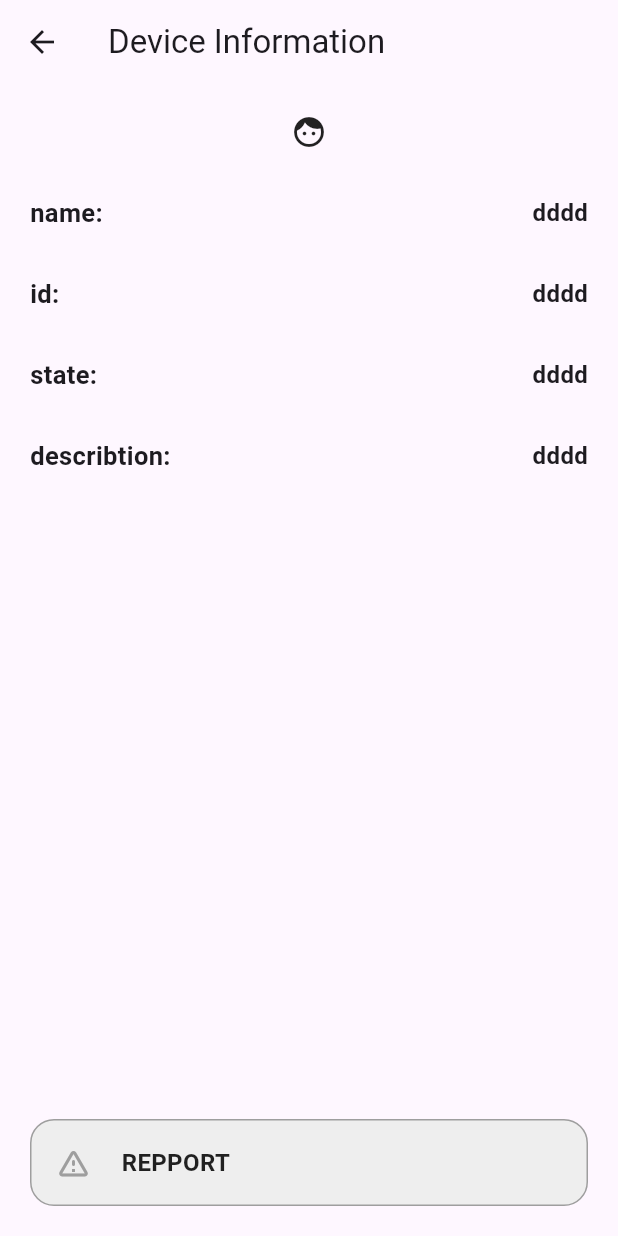
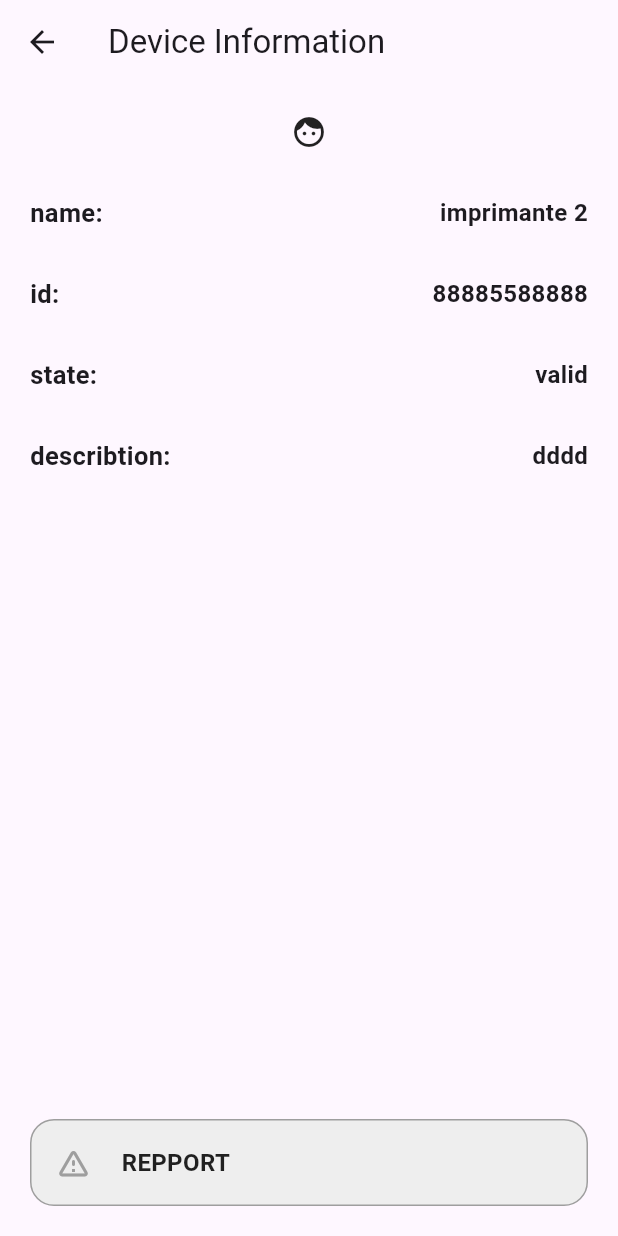
Before and after one commit to mohamedamine-code/chech_Licence_Flutter, a Flutter app: the Selectdevices screen opened by its route, after a tap on "imprimante 2", on a phone screen of 412 x 824 dp. Run offline on Flutter 3.47's test engine with Material 3 defaults, Android fonts, the phone set to English and light mode, and no system bars.

Commit message:
set connextion betwen InD and SD commit

```diff
--- a/lib/models/device.dart
+++ b/lib/models/device.dart
@@ -2,7 +2,7 @@ class Device {
   String name;
   String id;
   // String path;
-  String State;
+  String? State;
 
   Device({
     required this.State,
--- a/lib/pages/SelectDevices.dart
+++ b/lib/pages/SelectDevices.dart
@@ -83,7 +83,17 @@ class _SelectdevicesState extends State<Selectdevices> {
               itemBuilder: (context, index) {
                 return MyDevice(
                   onTap: () {
-                    Navigator.push(context, MaterialPageRoute(builder: (context) => Infromationdevice(),));
+                    Navigator.push(
+                      context,
+                      MaterialPageRoute(
+                        builder:
+                            (context) => Infromationdevice(
+                              name: device[index].name,
+                              id: device[index].id,
+                              state: device[index].State?? "null",
+                            ),
+                      ),
+                    );
                   },
                   name: device[index].name,
                   id: device[index].id,
--- a/lib/util/infromationDevice.dart
+++ b/lib/util/infromationDevice.dart
@@ -2,7 +2,10 @@ import 'package:check_license/Component/Container.dart';
 import 'package:flutter/material.dart';
 
 class Infromationdevice extends StatelessWidget {
-  const Infromationdevice({super.key});
+  String name;
+  String id;
+  String state;
+  Infromationdevice({required this.id,required this.name ,required this.state});
 
   @override
   Widget build(BuildContext context) {
@@ -27,7 +30,7 @@ class Infromationdevice extends StatelessWidget {
                         style: TextStyle(fontSize: 17, fontWeight: FontWeight.bold),
                       ),
                       Text(
-                        "dddd",
+                        name,
                         style: TextStyle(fontSize: 16, fontWeight: FontWeight.w600),
                       ),
                     ],
@@ -41,7 +44,7 @@ class Infromationdevice extends StatelessWidget {
                         style: TextStyle(fontSize: 17, fontWeight: FontWeight.bold),
                       ),
                       Text(
-                        "dddd",
+                        id,
                         style: TextStyle(fontSize: 16, fontWeight: FontWeight.w600),
                       ),
                     ],
@@ -55,7 +58,7 @@ class Infromationdevice extends StatelessWidget {
                         style: TextStyle(fontSize: 17, fontWeight: FontWeight.bold),
                       ),
                       Text(
-                        "dddd",
+                        state,
                         style: TextStyle(fontSize: 16, fontWeight: FontWeight.w600),
                       ),
                     ],
```
